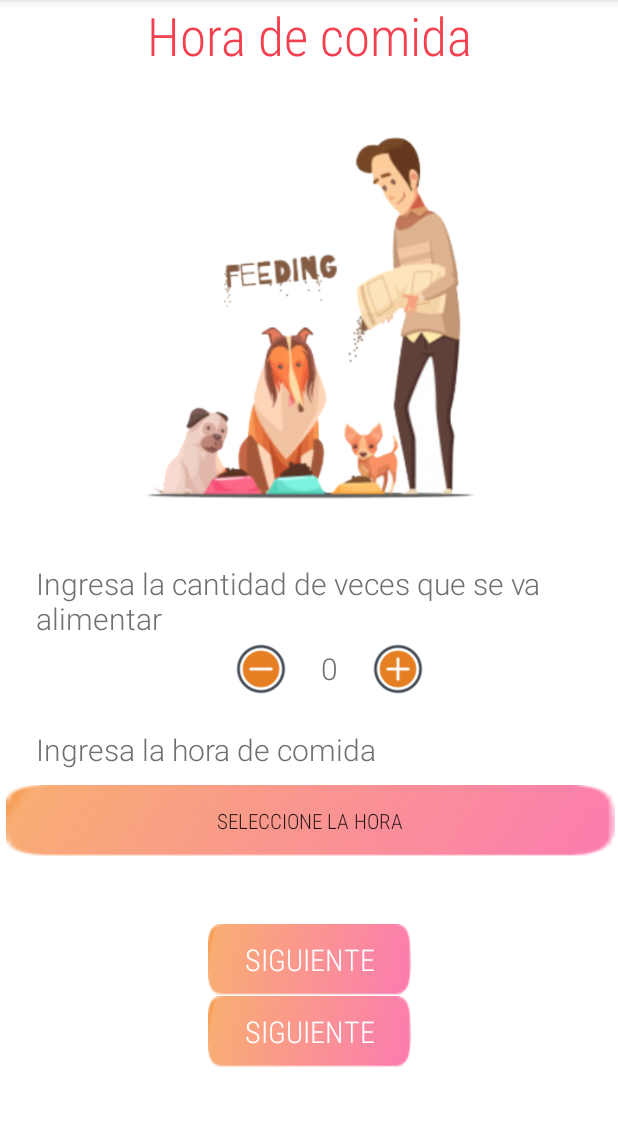
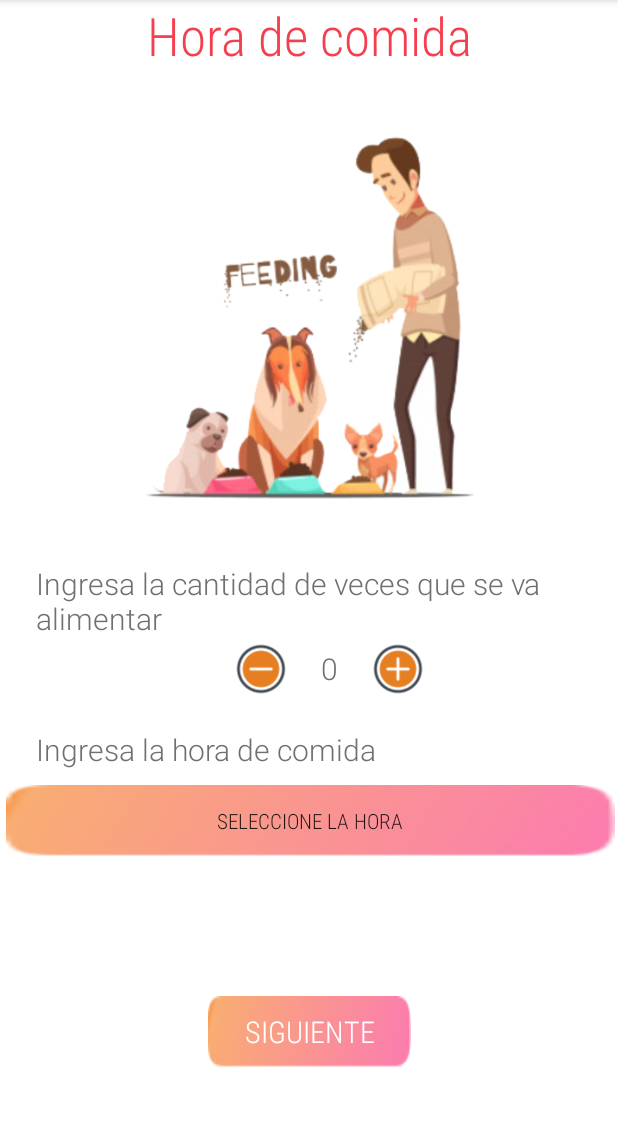
Before and after one commit to NEW10N/MySpender, an Android app: the fragment CantidadttFragment shown on its own in the app's theme, after a tap on "SIGUIENTE", on a phone screen of 412 x 824 dp, the part 84-1210 px from its top. Run offline under Robolectric (Android 15) with nearby library versions, the phone set to English and light mode, and no system bars.

Commit message:
Ocultando bugs de los botones al cambiar de fragments

```diff
--- a/app/src/main/java/com/example/my_spender/SistemaDifusoAdulto.java
+++ b/app/src/main/java/com/example/my_spender/SistemaDifusoAdulto.java
@@ -309,6 +309,8 @@
         } else if(activityValue == 0) {
             Toast.makeText(this, "Falta información de la actividad fisica", Toast.LENGTH_SHORT).show();
         } else {
+            Button btn = findViewById(R.id.btnscta);
+            btn.setY(-150);
             motorAdulto(sizeValue,weightValue,activityValue);
         }
     }
@@ -448,7 +450,6 @@
             //Se traslada el fragment
             FragmentTransaction transaction = getSupportFragmentManager().beginTransaction();
             transaction.replace(R.id.conAdulto, fragment);
-            transaction.addToBackStack(null);
             transaction.commit();
         }
 
--- a/app/src/main/java/com/example/my_spender/SistemaDifusoCachorro.java
+++ b/app/src/main/java/com/example/my_spender/SistemaDifusoCachorro.java
@@ -269,6 +269,8 @@
         } else if(ageValue == 0) {
             Toast.makeText(this, "Falta información de la edad", Toast.LENGTH_SHORT).show();
         } else {
+            Button btn = findViewById(R.id.btnsctc);
+            btn.setY(-150);
             motorCachorro(sizeValue,weightValue,ageValue);
         }
     }
@@ -442,7 +444,6 @@
             //Se traslada el fragment
             FragmentTransaction transaction = getSupportFragmentManager().beginTransaction();
             transaction.replace(R.id.confCachorro, fragment);
-            transaction.addToBackStack(null);
             transaction.commit();
         }
 
--- a/app/src/main/java/com/example/my_spender/ui/configuraciones/CantidadttFragment.java
+++ b/app/src/main/java/com/example/my_spender/ui/configuraciones/CantidadttFragment.java
@@ -48,15 +48,17 @@
 
         infoCroquetas.setText(cantidad + " gramos");
 
+
         shora.setOnClickListener(new View.OnClickListener() {
             @Override
             public void onClick(View v) {
                 //Toast.makeText(getActivity(),"Going to Fragment")
+                shora.setY(-150);
+                Toast.makeText(getContext(), "Boton 1", Toast.LENGTH_SHORT).show();
+                //((ViewGroup)shora.getParent()).removeView(shora);
                 HoraFragment fragment = new HoraFragment();
                 FragmentTransaction transaction = getActivity().getSupportFragmentManager().beginTransaction();
-
                 transaction.replace(R.id.Cantidadtt, fragment);
-                transaction.addToBackStack(null);
                 transaction.commit();
                 //getActivity().getSupportFragmentManager().beginTransaction().replace(R.id.Cantidadtt, fragment).commit();
                 //getActivity().getSupportFragmentManager().beginTransaction()
--- a/app/src/main/java/com/example/my_spender/ui/configuraciones/HoraFragment.java
+++ b/app/src/main/java/com/example/my_spender/ui/configuraciones/HoraFragment.java
@@ -5,6 +5,7 @@
 import android.view.View;
 import android.view.ViewGroup;
 import android.widget.Button;
+import android.widget.Toast;
 
 import androidx.annotation.Nullable;
 import androidx.fragment.app.Fragment;
@@ -17,19 +18,20 @@
     @Nullable
     public View onCreateView(LayoutInflater inflater, @Nullable ViewGroup container, @Nullable Bundle savedInstanceState){
         View view =inflater.inflate(R.layout.fragment_confhora, container, false);
-        /*
+
         ctd = (Button) view.findViewById(R.id.btnscf);
 
         ctd.setOnClickListener(new View.OnClickListener() {
             @Override
             public void onClick(View v) {
                 //Toast.makeText(getActivity(),"Going to Fragment")
-                HoraFragment fragment = new HoraFragment();
-                getActivity().getSupportFragmentManager().beginTransaction().replace(R.id.ConfHora, fragment).addToBackStack(null).commit();
+                Toast.makeText(getContext(), "Boton 2", Toast.LENGTH_SHORT).show();
+                //HoraFragment fragment = new HoraFragment();
+                //getActivity().getSupportFragmentManager().beginTransaction().replace(R.id.ConfHora, fragment).addToBackStack(null).commit();
             }
         });
 
-         */
+
         return view;
     }
 }
--- a/app/src/main/res/layout/fragment_cantidadantes.xml
+++ b/app/src/main/res/layout/fragment_cantidadantes.xml
@@ -31,20 +31,6 @@
         app:layout_constraintTop_toBottomOf="@+id/my_toolbar"
         app:srcCompat="@drawable/feeding" />
 
-    <Button
-        android:id="@+id/btnshora"
-        android:layout_width="wrap_content"
-        android:layout_height="wrap_content"
-        android:background="@drawable/buttonrec"
-        android:fontFamily="sans-serif-condensed-light"
-        android:text="Siguiente"
-        android:textColor="@color/colorWhite"
-        android:textSize="20dp"
-        app:layout_constraintBottom_toBottomOf="parent"
-        app:layout_constraintEnd_toEndOf="parent"
-        app:layout_constraintStart_toStartOf="parent"
-        app:layout_constraintTop_toBottomOf="@+id/textPorciontotal" />
-
     <TextView
         android:id="@+id/textcantidadtotal"
         android:layout_width="wrap_content"
@@ -72,4 +58,18 @@
         app:layout_constraintEnd_toEndOf="parent"
         app:layout_constraintStart_toStartOf="parent"
         app:layout_constraintTop_toBottomOf="@+id/textcantidadtotal" />
+
+    <Button
+        android:id="@+id/btnshora"
+        android:layout_width="wrap_content"
+        android:layout_height="wrap_content"
+        android:background="@drawable/buttonrec"
+        android:fontFamily="sans-serif-condensed-light"
+        android:text="Siguiente"
+        android:textColor="@color/colorWhite"
+        android:textSize="20dp"
+        app:layout_constraintBottom_toBottomOf="parent"
+        app:layout_constraintEnd_toEndOf="parent"
+        app:layout_constraintStart_toStartOf="parent"
+        app:layout_constraintTop_toBottomOf="@+id/textPorciontotal" />
     </androidx.constraintlayout.widget.ConstraintLayout>
--- a/app/src/main/res/layout/fragment_confhora.xml
+++ b/app/src/main/res/layout/fragment_confhora.xml
@@ -29,21 +29,6 @@
         app:layout_constraintStart_toStartOf="parent"
         app:layout_constraintTop_toBottomOf="@+id/my_toolbar"
         app:srcCompat="@drawable/feeding" />
-
-    <Button
-        android:id="@+id/btnscf"
-        android:layout_width="wrap_content"
-        android:layout_height="wrap_content"
-        android:layout_marginTop="10dp"
-        android:background="@drawable/buttonrec"
-        android:fontFamily="sans-serif-condensed-light"
-        android:text="Siguiente"
-        android:textColor="@color/colorWhite"
-        android:textSize="20dp"
-        app:layout_constraintBottom_toBottomOf="parent"
-        app:layout_constraintEnd_toEndOf="parent"
-        app:layout_constraintStart_toStartOf="parent"
-        app:layout_constraintTop_toBottomOf="@+id/scrollView2" />
 
     <ScrollView
         android:id="@+id/scrollView2"
@@ -137,4 +122,20 @@
             </LinearLayout>
         </LinearLayout>
     </ScrollView>
+
+    <Button
+        android:id="@+id/btnscf"
+        android:layout_width="wrap_content"
+        android:layout_height="wrap_content"
+        android:layout_marginTop="10dp"
+        android:background="@drawable/buttonrec"
+        android:fontFamily="sans-serif-condensed-light"
+        android:text="Siguiente"
+        android:textColor="@color/colorWhite"
+        android:textSize="20dp"
+        app:layout_constraintBottom_toBottomOf="parent"
+        app:layout_constraintEnd_toEndOf="parent"
+        app:layout_constraintStart_toStartOf="parent"
+        app:layout_constraintTop_toBottomOf="@+id/scrollView2" />
+
 </androidx.constraintlayout.widget.ConstraintLayout>
```
